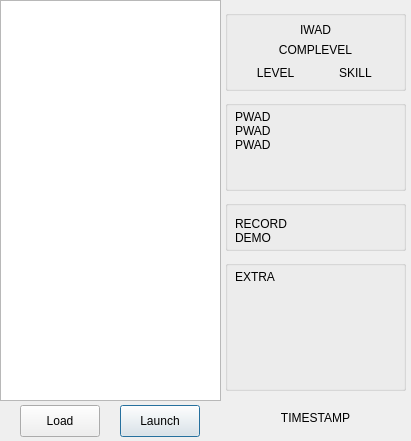
The window that src/historylist.ui (Pedro-Beirao/dsda-launcher) describes before a commit, drawn with Qt 5.
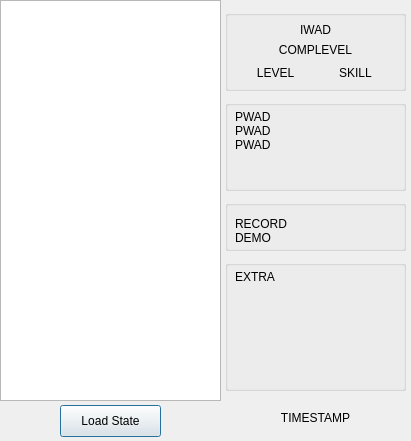
The same window after the commit.

Commit message: Remove starting game from the history window

What changed in the file:
```diff
--- a/src/historylist.ui
+++ b/src/historylist.ui
@@ -38,30 +38,14 @@
   <widget class="QPushButton" name="load_pushButton">
    <property name="geometry">
     <rect>
-     <x>20</x>
+     <x>60</x>
      <y>405</y>
-     <width>80</width>
+     <width>101</width>
      <height>32</height>
     </rect>
    </property>
    <property name="text">
-    <string>Load</string>
-   </property>
-   <property name="default">
-    <bool>false</bool>
-   </property>
-  </widget>
-  <widget class="QPushButton" name="launch_pushButton">
-   <property name="geometry">
-    <rect>
-     <x>120</x>
-     <y>405</y>
-     <width>80</width>
-     <height>32</height>
-    </rect>
-   </property>
-   <property name="text">
-    <string>Launch</string>
+    <string>Load State</string>
    </property>
    <property name="default">
     <bool>true</bool>
```
The commit also changes 1 other file.
